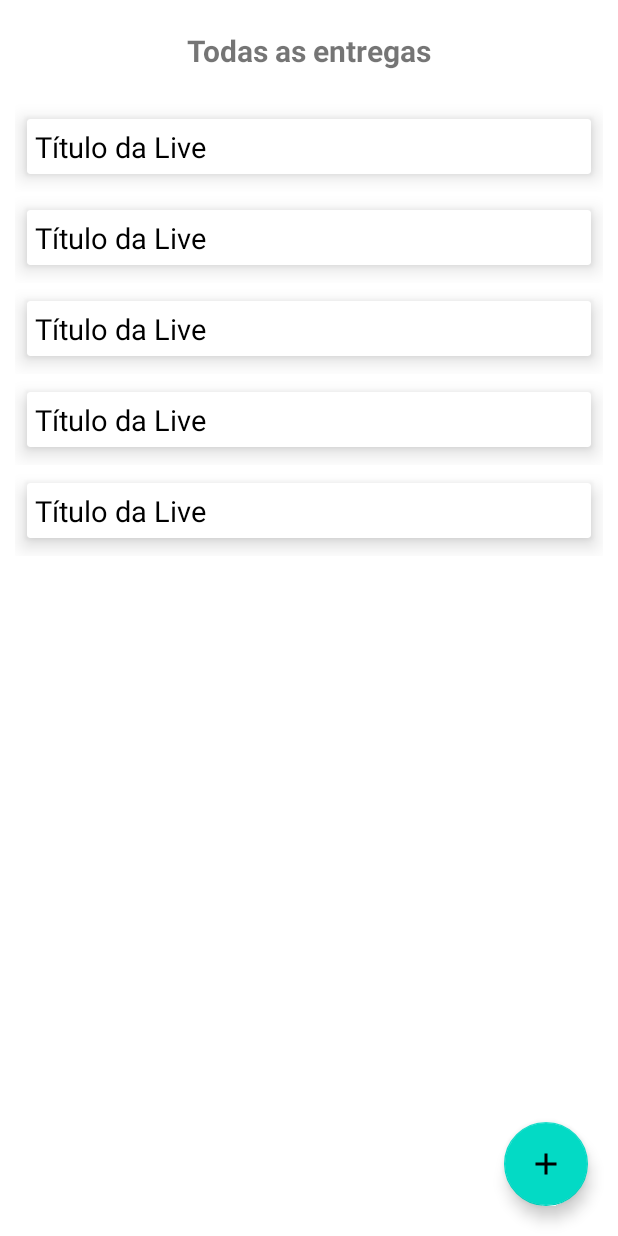
After one commit to luizsfl/custoFrete, an Android app: the layout fragment_lista_entrega_rota.xml on its own in the app's theme, with its tools: preview values and no code run, on a phone screen of 412 x 824 dp. The commit adds this screen. Run offline under Robolectric (Android 15) with nearby library versions, the phone set to English and light mode, and no system bars.

Commit message:
Criado a busca de todas as entregasRota

```diff
--- a/app/src/main/java/com/example/custofrete/data/repository/remoteDataSource/dataSource/entregaRota/EntregaRotaDataSource.kt
+++ b/app/src/main/java/com/example/custofrete/data/repository/remoteDataSource/dataSource/entregaRota/EntregaRotaDataSource.kt
@@ -6,4 +6,5 @@ import kotlinx.coroutines.flow.Flow
 
 interface EntregaRotaDataSource {
     fun addEntregaRota(entrega: Entrega): Flow<Entrega>
+    fun getAllEntregaRota(): Flow<List<Entrega>>
 }
--- a/app/src/main/java/com/example/custofrete/data/repository/remoteDataSource/dataSource/entregaRota/EntregaRotaDataSourceImp.kt
+++ b/app/src/main/java/com/example/custofrete/data/repository/remoteDataSource/dataSource/entregaRota/EntregaRotaDataSourceImp.kt
@@ -2,10 +2,10 @@ package com.example.custofrete.data.repository.remoteDataSource.dataSource.entre
 
 import com.example.custofrete.data.repository.remoteDataSource.dao.EntregaRotaDao
 import com.example.custofrete.domain.model.Entrega
-import kotlinx.coroutines.flow.Flow
 
 class EntregaRotaDataSourceImp(
     private val entregaRotaDao: EntregaRotaDao
 ) : EntregaRotaDataSource {
-    override fun addEntregaRota(entrega: Entrega): Flow<Entrega> = entregaRotaDao.addEntregaRota(entrega)
+    override fun addEntregaRota(entrega: Entrega) = entregaRotaDao.addEntregaRota(entrega)
+    override fun getAllEntregaRota() = entregaRotaDao.getAllEntregaRota()
 }
--- a/app/src/main/java/com/example/custofrete/data/repository/repositoryImp/EntregaRotaRepositoryImp.kt
+++ b/app/src/main/java/com/example/custofrete/data/repository/repositoryImp/EntregaRotaRepositoryImp.kt
@@ -3,10 +3,10 @@ package com.example.custofrete.data.repository.repositoryImp
 import com.example.custofrete.data.repository.remoteDataSource.dataSource.entregaRota.EntregaRotaDataSource
 import com.example.custofrete.domain.model.Entrega
 import com.example.custofrete.domain.repository.EntregaRotaRepository
-import kotlinx.coroutines.flow.Flow
 
 class EntregaRotaRepositoryImp(
     private val entregaRotaDataSource: EntregaRotaDataSource
 ): EntregaRotaRepository {
-    override fun addEntregaRota(entrega: Entrega): Flow<Entrega> = entregaRotaDataSource.addEntregaRota(entrega)
+    override fun addEntregaRota(entrega: Entrega) = entregaRotaDataSource.addEntregaRota(entrega)
+    override fun getAllEntregaRota() = entregaRotaDataSource.getAllEntregaRota()
 }
--- a/app/src/main/java/com/example/custofrete/domain/model/CustoViagem.kt
+++ b/app/src/main/java/com/example/custofrete/domain/model/CustoViagem.kt
@@ -6,3 +6,7 @@ data class CustoViagem(
     val valorGasolina:Double,
     val gastosExtras:Double
 ):java.io.Serializable
+{
+    constructor():this(0.0,0.0,0.0,0.0)
+
+}
--- a/app/src/main/java/com/example/custofrete/domain/model/Rota.kt
+++ b/app/src/main/java/com/example/custofrete/domain/model/Rota.kt
@@ -12,3 +12,6 @@ data class Rota(
     val lng :Double,
     var valorDistance: Distance = Distance()
 ):java.io.Serializable
+{
+    constructor():this("","","","","","","",0.0,0.0,Distance())
+}
--- a/app/src/main/java/com/example/custofrete/domain/repository/EntregaRotaRepository.kt
+++ b/app/src/main/java/com/example/custofrete/domain/repository/EntregaRotaRepository.kt
@@ -5,4 +5,5 @@ import kotlinx.coroutines.flow.Flow
 
 interface EntregaRotaRepository {
     fun addEntregaRota(entrega: Entrega): Flow<Entrega>
+    fun getAllEntregaRota(): Flow<List<Entrega>>
 }
--- a/app/src/main/java/com/example/custofrete/domain/useCase/entregaRota/EntregaRotaInteractor.kt
+++ b/app/src/main/java/com/example/custofrete/domain/useCase/entregaRota/EntregaRotaInteractor.kt
@@ -5,4 +5,5 @@ import kotlinx.coroutines.flow.Flow
 
 interface EntregaRotaInteractor {
     fun addEntregaRota(entrega: Entrega): Flow<Entrega>
+    fun getAllEntregaRota(): Flow<List<Entrega>>
 }
--- a/app/src/main/java/com/example/custofrete/presentation/ViewState.kt
+++ b/app/src/main/java/com/example/custofrete/presentation/ViewState.kt
@@ -30,5 +30,6 @@ sealed class ViewStateCustoCalculado {
 sealed class ViewStateEntregaRota {
     data class Loading(val loading: Boolean):ViewStateEntregaRota()
     data class sucesso(val entrega:Entrega):ViewStateEntregaRota()
+    data class sucessoGetAll(val listEntrega:List<Entrega>):ViewStateEntregaRota()
     data class Failure(val messengerError:String = String()): ViewStateEntregaRota()
 }
--- a/app/src/main/java/com/example/custofrete/presentation/home/HomeFragment.kt
+++ b/app/src/main/java/com/example/custofrete/presentation/home/HomeFragment.kt
@@ -34,8 +34,13 @@ class HomeFragment : Fragment() {
 //        }
 
         binding.btCalculoRotas.setOnClickListener {
+            val action =  HomeFragmentDirections.actionHomeFragmentToListaEntregaRotaFragment()
+            findNavController().navigate(action)
+
+            /*
             val action =  HomeFragmentDirections.actionHomeFragmentToDadosVeiculoFragment(2)
             findNavController().navigate(action)
+            */
         }
 
         return root
--- /dev/null
+++ b/app/src/main/res/layout/fragment_lista_entrega_rota.xml
@@ -0,0 +1,57 @@
+<?xml version="1.0" encoding="utf-8"?>
+<FrameLayout xmlns:android="http://schemas.android.com/apk/res/android"
+    xmlns:app="http://schemas.android.com/apk/res-auto"
+    xmlns:tools="http://schemas.android.com/tools"
+    android:layout_width="match_parent"
+    android:layout_height="match_parent"
+    tools:context=".presentation.listaEntregaRota.ListaEntregaRotaFragment">
+
+    <androidx.constraintlayout.widget.ConstraintLayout
+        android:layout_width="match_parent"
+        android:layout_height="match_parent"
+        >
+
+        <TextView
+            android:id="@+id/txt_titulo"
+            android:layout_width="wrap_content"
+            android:layout_height="wrap_content"
+            android:text="Todas as entregas"
+            android:layout_margin="20dp"
+            android:textSize="20dp"
+            android:textStyle="bold"
+            app:layout_constraintStart_toStartOf="parent"
+            app:layout_constraintEnd_toEndOf="parent"
+            app:layout_constraintTop_toTopOf="parent"
+            />
+
+        <androidx.recyclerview.widget.RecyclerView
+            android:id="@+id/recyclerview"
+            android:layout_width="match_parent"
+            android:layout_height="0dp"
+            android:layout_marginTop="20dp"
+            android:layout_marginBottom="20dp"
+            android:layout_marginStart="10dp"
+            android:layout_marginEnd="10dp"
+            app:layout_constraintBottom_toTopOf="@+id/fa_new_entrega_rota"
+            app:layout_constraintStart_toStartOf="parent"
+            app:layout_constraintTop_toBottomOf="@+id/txt_titulo"
+            tools:itemCount="5"
+            tools:listitem="@layout/item_entrega_rota" />
+
+        <com.google.android.material.floatingactionbutton.FloatingActionButton
+            android:id="@+id/fa_new_entrega_rota"
+            android:layout_width="wrap_content"
+            android:layout_height="wrap_content"
+            android:clickable="true"
+            android:layout_margin="20dp"
+            android:src="@drawable/ic_add_entrega_24"
+            app:layout_constraintEnd_toEndOf="parent"
+            app:layout_constraintBottom_toBottomOf="parent"
+
+            />
+
+    </androidx.constraintlayout.widget.ConstraintLayout>
+
+
+
+</FrameLayout>
--- /dev/null
+++ b/app/src/main/res/layout/item_entrega_rota.xml
@@ -0,0 +1,48 @@
+<?xml version="1.0" encoding="utf-8"?>
+<androidx.constraintlayout.widget.ConstraintLayout xmlns:android="http://schemas.android.com/apk/res/android"
+    xmlns:app="http://schemas.android.com/apk/res-auto"
+    android:layout_width="match_parent"
+    android:layout_height="wrap_content">
+
+    <androidx.cardview.widget.CardView
+        app:cardUseCompatPadding="true"
+        android:layout_width="match_parent"
+        android:layout_height="wrap_content"
+        app:cardCornerRadius="2dp"
+        app:cardElevation="8dp"
+        app:cardPreventCornerOverlap="false"
+        app:layout_constraintBottom_toBottomOf="parent"
+        app:layout_constraintEnd_toEndOf="parent"
+        app:layout_constraintStart_toStartOf="parent"
+        app:layout_constraintTop_toTopOf="parent">
+
+        <androidx.constraintlayout.widget.ConstraintLayout
+            android:layout_width="match_parent"
+            android:layout_height="wrap_content">
+
+            <LinearLayout
+                android:id="@+id/container1"
+                android:layout_width="match_parent"
+                android:layout_height="wrap_content"
+                android:orientation="vertical"
+                android:padding="5dp"
+                app:layout_constraintBottom_toBottomOf="parent"
+                app:layout_constraintLeft_toLeftOf="parent"
+                app:layout_constraintRight_toRightOf="parent"
+                >
+
+                <TextView
+                    android:id="@+id/title_rota"
+                    android:layout_width="match_parent"
+                    android:layout_height="wrap_content"
+                    android:text="Título da Live"
+                    android:textColor="#000"
+                    android:textSize="19sp" />
+
+            </LinearLayout>
+
+        </androidx.constraintlayout.widget.ConstraintLayout>
+
+    </androidx.cardview.widget.CardView>
+
+</androidx.constraintlayout.widget.ConstraintLayout>
```
Also changed, not shown: app/src/main/java/com/example/custofrete/data/di/AppModule.kt (+8 -1 lines), app/src/main/java/com/example/custofrete/data/repository/remoteDataSource/dao/EntregaRotaDao.kt (+14 -10 lines), app/src/main/java/com/example/custofrete/domain/model/Entrega.kt (+7 -4 lines), app/src/main/java/com/example/custofrete/domain/useCase/entregaRota/EntregaRotaGetAllUseCase.kt (added, +9 -0 lines), app/src/main/java/com/example/custofrete/domain/useCase/entregaRota/EntregaRotaInteractorImp.kt (+5 -4 lines), app/src/main/java/com/example/custofrete/presentation/adapter/EntregaRotaAdapter.kt (added, +42 -0 lines), app/src/main/java/com/example/custofrete/presentation/listaEntregaRota/ListaEntregaRotaFragment.kt (added, +66 -0 lines), app/src/main/java/com/example/custofrete/presentation/listaEntregaRota/ListaEntregaRotaViewModel.kt (added, +34 -0 lines), app/src/main/res/navigation/nav_principal.xml (+12 -0 lines).
